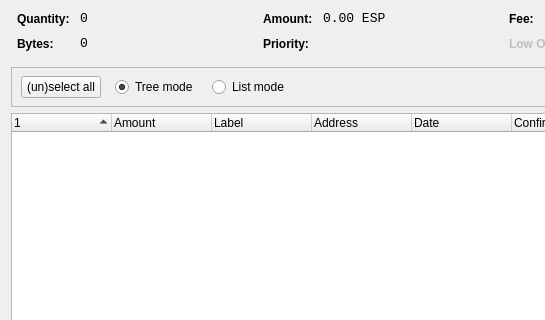
Qt form src/qt/forms/coincontroldialog.ui (CryptoCoderz/Espers) before a commit; both pictures show x 0 to 545 and y 0 to 320 of the 1000 by 500 pixel window.
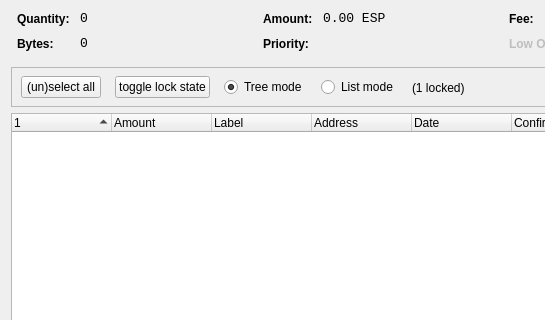
The same form after that commit. Custom widgets are drawn as their Qt base class.

The edit to the form file:
```diff
--- a/src/qt/forms/coincontroldialog.ui
+++ b/src/qt/forms/coincontroldialog.ui
@@ -396,6 +396,22 @@
          </property>
         </widget>
        </item>
+         <item>
+         <widget class="QPushButton" name="pushButtonToggleLock">
+          <property name="sizePolicy">
+           <sizepolicy hsizetype="Maximum" vsizetype="Fixed">
+            <horstretch>0</horstretch>
+            <verstretch>0</verstretch>
+           </sizepolicy>
+          </property>
+          <property name="text">
+           <string>toggle lock state</string>
+          </property>
+          <property name="autoDefault">
+           <bool>false</bool>
+          </property>
+         </widget>
+        </item>
        <item>
         <widget class="QRadioButton" name="radioTreeMode">
          <property name="sizePolicy">
@@ -425,6 +441,13 @@
          </property>
         </widget>
        </item>
+        <item>
+         <widget class="QLabel" name="labelLocked">
+          <property name="text">
+           <string>(1 locked)</string>
+          </property>
+         </widget>
+        </item>
        <item>
         <spacer name="horizontalSpacer">
          <property name="orientation">
```
